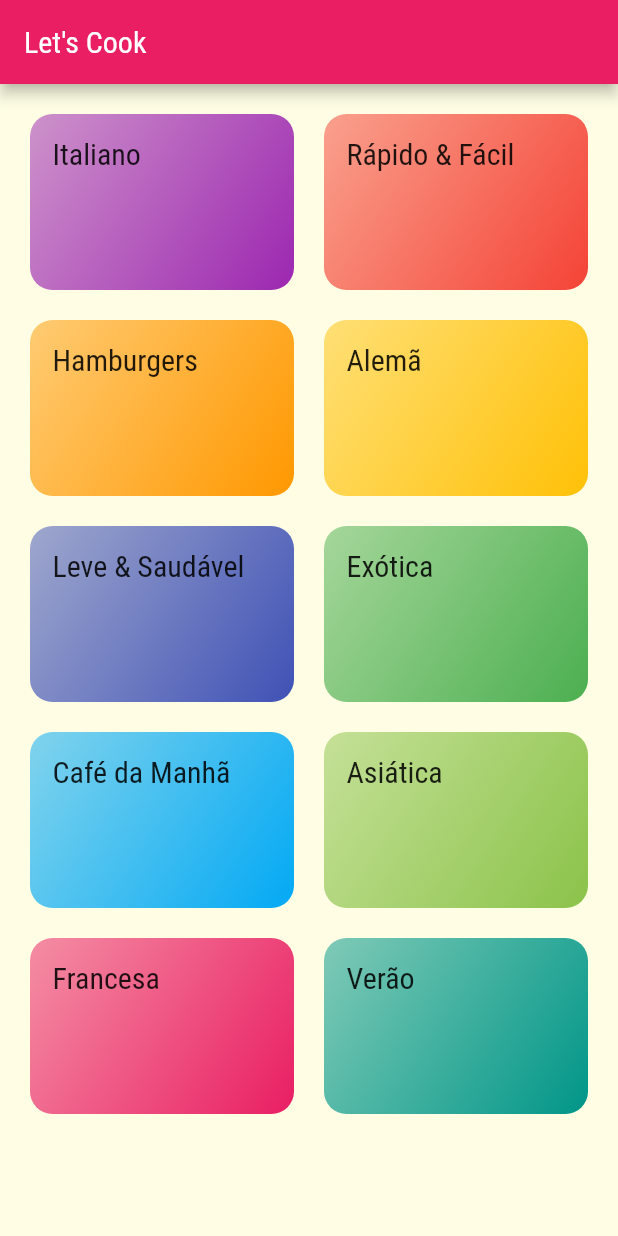
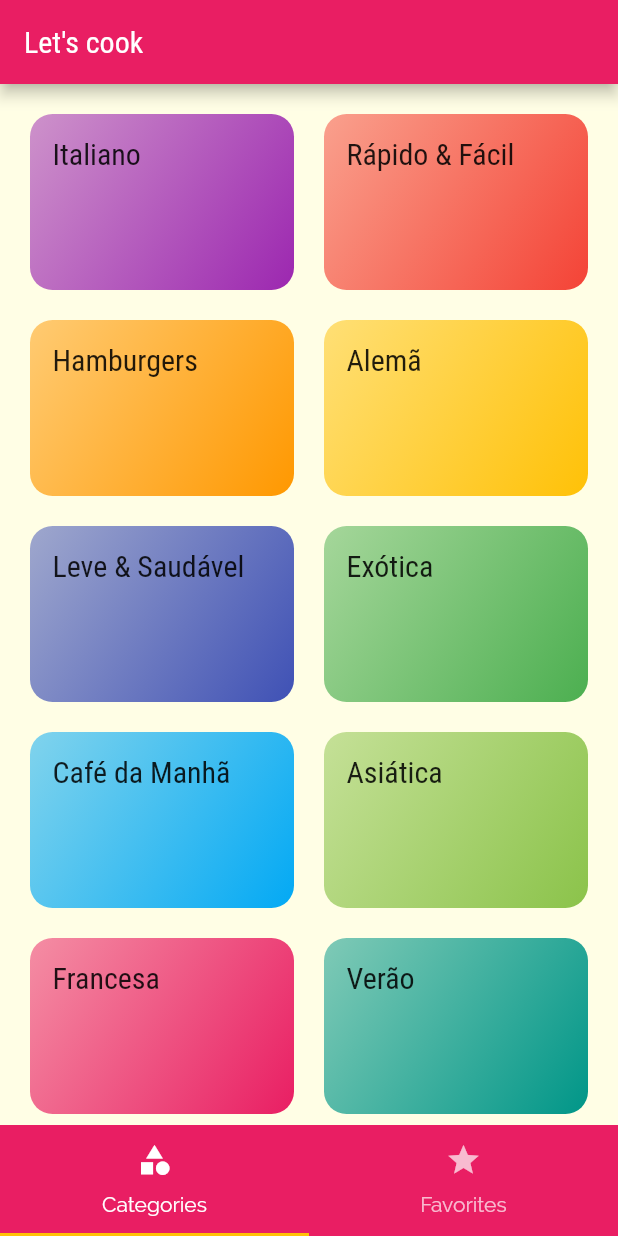
Before and after one commit to rogeriomq/flutter_lets_cook, a Flutter app: the screen it shows after launch, on a phone screen of 412 x 824 dp. Run offline on Flutter 3.47's test engine with Material 2 defaults, Android fonts, the phone set to English and light mode, and no system bars.

Commit message:
feat: botton app bar navigate;

```diff
--- a/lib/main.dart
+++ b/lib/main.dart
@@ -1,8 +1,8 @@
 import 'package:flutter/material.dart';
 import 'package:lets_cook/app_routes.dart';
 import 'package:lets_cook/pages/categories_meals_page.dart';
-import 'package:lets_cook/pages/categories_page.dart';
 import 'package:lets_cook/pages/meal_detail_page.dart';
+import 'package:lets_cook/pages/tabs_page.dart';
 
 void main() {
   runApp(const MainApp());
@@ -14,6 +14,7 @@ class MainApp extends StatelessWidget {
   @override
   Widget build(BuildContext context) {
     final ThemeData theme = ThemeData(
+      primarySwatch: Colors.pink,
       fontFamily: 'Raleway',
       canvasColor: const Color.fromRGBO(255, 254, 229, 1),
       textTheme: ThemeData.light().textTheme.copyWith(
@@ -22,20 +23,21 @@ class MainApp extends StatelessWidget {
               fontFamily: 'RobotoCondensed',
             ),
           ),
-      colorScheme: ColorScheme.fromSwatch(primarySwatch: Colors.pink)
-          .copyWith(secondary: Colors.amber),
+      // colorScheme: ColorScheme.fromSwatch(primarySwatch: Colors.pink)
+      //     .copyWith(secondary: Colors.amber),
     );
     return MaterialApp(
-      theme: theme,
+      theme: theme.copyWith(
+          colorScheme: theme.colorScheme.copyWith(secondary: Colors.amber)),
       initialRoute: AppRoutes.HOME,
       routes: {
-        AppRoutes.HOME: (context) => const CategoriesPage(),
+        AppRoutes.HOME: (context) => const TabsPage(),
         AppRoutes.CATEGORY_MEALS: (context) => const CategoriesMealsPage(),
         AppRoutes.MEAL_DETAIL: (context) => const MealDetailPage()
       },
       onUnknownRoute: (settings) {
         return MaterialPageRoute(builder: (_) {
-          return const CategoriesPage();
+          return const TabsPage();
         });
       },
     );
--- a/lib/pages/categories_page.dart
+++ b/lib/pages/categories_page.dart
@@ -7,9 +7,7 @@ class CategoriesPage extends StatelessWidget {
 
   @override
   Widget build(BuildContext context) {
-    return Scaffold(
-      appBar: AppBar(title: const Text("Let's Cook")),
-      body: GridView(
+    return GridView(
       padding: const EdgeInsets.all(20),
       gridDelegate: const SliverGridDelegateWithMaxCrossAxisExtent(
         maxCrossAxisExtent: 200,
@@ -20,7 +18,6 @@ class CategoriesPage extends StatelessWidget {
       children: DUMMY_CATEGORIES.map((category) {
         return CategoryItem(category: category);
       }).toList(),
-      ),
     );
   }
 }
--- /dev/null
+++ b/lib/pages/favorite_page.dart
@@ -0,0 +1,12 @@
+import 'package:flutter/material.dart';
+
+class FavoritePage extends StatelessWidget {
+  const FavoritePage({Key? key}) : super(key: key);
+
+  @override
+  Widget build(BuildContext context) {
+    return const Center(
+      child: Text('Favorite Meals'),
+    );
+  }
+}
--- /dev/null
+++ b/lib/pages/tabs_page.dart
@@ -0,0 +1,50 @@
+import 'package:flutter/material.dart';
+import 'package:lets_cook/pages/categories_page.dart';
+import 'package:lets_cook/pages/favorite_page.dart';
+
+class TabsPage extends StatefulWidget {
+  const TabsPage({Key? key}) : super(key: key);
+
+  @override
+  State<TabsPage> createState() => _TabsPageState();
+}
+
+class _TabsPageState extends State<TabsPage> {
+  final tabBar = const TabBar(
+    tabs: [
+      Tab(
+        icon: Icon(Icons.category),
+        text: 'Categories',
+      ),
+      Tab(
+        icon: Icon(Icons.star),
+        text: 'Favorites',
+      ),
+    ],
+  );
+  @override
+  Widget build(BuildContext context) {
+    return DefaultTabController(
+      length: 2,
+      initialIndex: 0,
+      child: Scaffold(
+        appBar: AppBar(
+          title: const Text('Let\'s cook'),
+          // bottom: tabBar,
+        ),
+        body: const TabBarView(
+          children: [
+            CategoriesPage(),
+            FavoritePage(),
+          ],
+        ),
+        bottomNavigationBar: SafeArea(
+          child: Container(
+            color: Theme.of(context).primaryColor,
+            child: tabBar,
+          ),
+        ),
+      ),
+    );
+  }
+}
```
Lines whose indentation alone changed are shown as unchanged.
